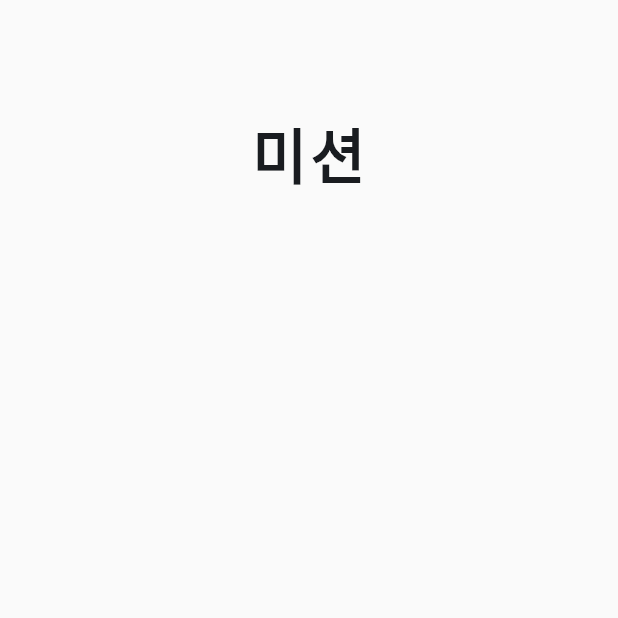
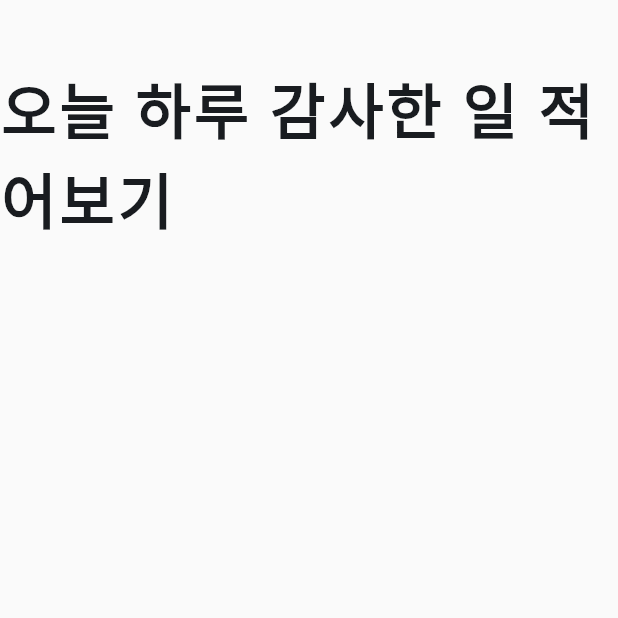
Before and after one commit to kimakuma/SIDE-comma, a Flutter app: the screen it shows after launch, on a phone screen of 412 x 824 dp, the top half of it. Run offline on Flutter 3.47's test engine with Material 3 defaults, Android fonts, the phone set to English and light mode, and no system bars; our stand-ins replace flutter_riverpod, freezed_annotation, go_router, riverpod_annotation, sqflite; accounts and stored records are empty; generated files the repository leaves out were written again.

Commit message:
sqlite 연결

```diff
--- /dev/null
+++ b/assets/data/mission.json
@@ -0,0 +1,19 @@
+{
+  "missions": [
+    {
+      "content": "오늘 하루 감사한 일 적어보기"
+    },
+    {
+      "content": "좋아하는 사람에게 칭찬 한마디 하기"
+    },
+    {
+      "content": "5분 동안 명상하기"
+    },
+    {
+      "content": "새로운 장소 방문하기"
+    },
+    {
+      "content": "오늘 하루 운동 30분 하기"
+    }
+  ]
+}
--- /dev/null
+++ b/assets/data/missions.json
@@ -0,0 +1,19 @@
+{
+  "missions": [
+    {
+      "content": "오늘 하루 감사한 일 적어보기"
+    },
+    {
+      "content": "좋아하는 사람에게 칭찬 한마디 하기"
+    },
+    {
+      "content": "5분 동안 명상하기"
+    },
+    {
+      "content": "새로운 장소 방문하기"
+    },
+    {
+      "content": "오늘 하루 운동 30분 하기"
+    }
+  ]
+}
--- /dev/null
+++ b/lib/domain/repositories/mission_repository.dart
@@ -0,0 +1,5 @@
+import '../../data/models/mission.dart';
+
+abstract class MissionRepository {
+  Future<String> getMission();
+}
--- a/lib/main.dart
+++ b/lib/main.dart
@@ -1,7 +1,8 @@
 import 'package:flutter/material.dart';
+import 'package:comma/core/theme/app_theme.dart';
 import 'package:flutter_riverpod/flutter_riverpod.dart';
+
 import 'package:comma/core/router/app_router.dart';
-import 'package:comma/core/theme/app_theme.dart';
 
 void main() {
   runApp(
--- a/lib/presentation/pages/main_page.dart
+++ b/lib/presentation/pages/main_page.dart
@@ -1,31 +1,32 @@
 import 'package:flutter/material.dart';
-import 'dart:math' as math;
+import 'package:flutter_riverpod/flutter_riverpod.dart';
 
-class MainPage extends StatefulWidget {
+import '../providers/mission_provider.dart';
+
+class MainPage extends ConsumerStatefulWidget {
   const MainPage({super.key});
 
   @override
-  State<MainPage> createState() => _MainPageState();
+  ConsumerState<MainPage> createState() => _MainPageState();
 }
 
-class _MainPageState extends State<MainPage> with TickerProviderStateMixin {
+class _MainPageState extends ConsumerState<MainPage> with TickerProviderStateMixin {
   String _displayText = '';
-  final String _fullText = '미션';
+  String _fullText = '';
   int _charIndex = 0;
   bool _isAnimating = false;
+  bool _isLoading = true;
 
   late final AnimationController _fallController = AnimationController(
     duration: const Duration(milliseconds: 2000),
     vsync: this,
   );
 
-  // 텍스트에서 선으로 변하는 애니메이션
   late final Animation<double> _morphAnimation = CurvedAnimation(
     parent: _fallController,
     curve: const Interval(0.0, 0.3, curve: Curves.easeInOut),
   );
 
-  // 선이 떨어지는 애니메이션
   late final Animation<double> _fallAnimation = CurvedAnimation(
     parent: _fallController,
     curve: const Interval(0.3, 1.0, curve: Curves.easeIn),
@@ -34,10 +35,20 @@ class _MainPageState extends State<MainPage> with TickerProviderStateMixin {
   @override
   void initState() {
     super.initState();
+    _loadMission();
+  }
+
+  Future<void> _loadMission() async {
+    final mission = await ref.read(getMissionProvider.future);
+    setState(() {
+      _fullText = mission;
+      _isLoading = false;
+    });
     _startTypingAnimation();
   }
 
   void _startTypingAnimation() {
+    if (_isLoading) return;
     Future.delayed(const Duration(milliseconds: 500), () {
       _typeNextChar();
     });
@@ -80,7 +91,9 @@ class _MainPageState extends State<MainPage> with TickerProviderStateMixin {
             SizedBox(
               height: screenHeight * 0.25,
               child: Center(
-                child: GestureDetector(
+                child: _isLoading
+                    ? const CircularProgressIndicator()
+                    : GestureDetector(
                         onTap: _startFallAnimation,
                         child: !_isAnimating
                           ? Text(
```
Also changed, not shown: lib/data/database/mission.dart (added, +63 -0 lines), lib/data/models/mission.dart (added, +22 -0 lines), lib/data/repositories/local_mission_repository.dart (added, +15 -0 lines), lib/presentation/providers/mission_provider.dart (added, +18 -0 lines), pubspec.yaml (+5 -2 lines), lib/data/models/mission.freezed.dart (added), lib/data/models/mission.g.dart (added), lib/presentation/providers/mission_provider.g.dart (added), pubspec.lock. Lines whose indentation alone changed are shown as unchanged.
